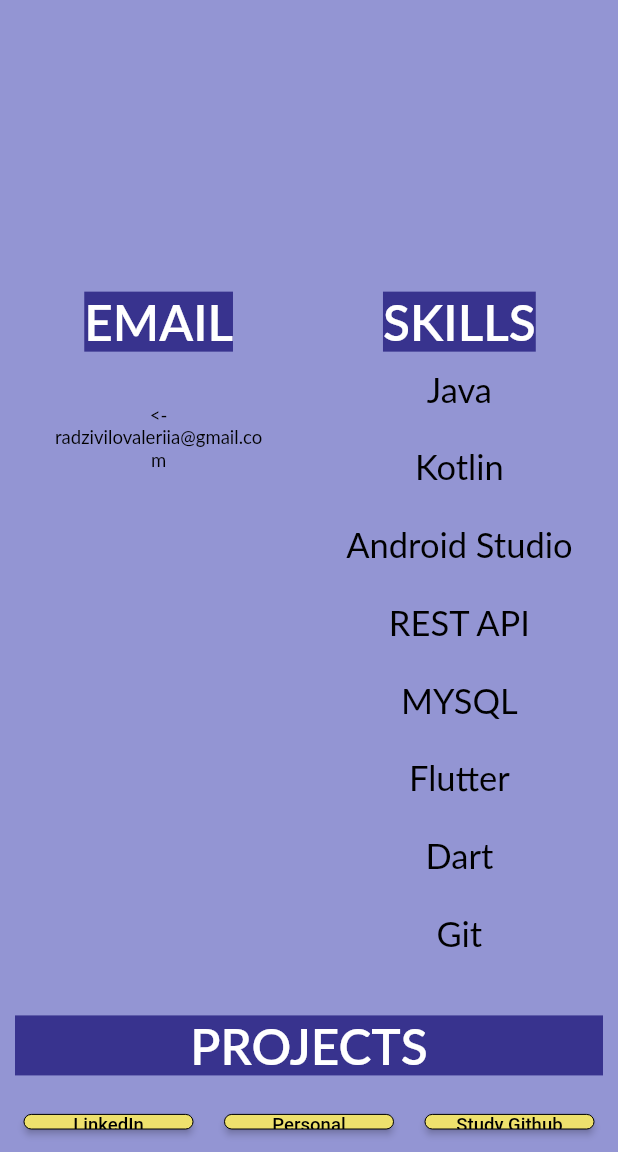
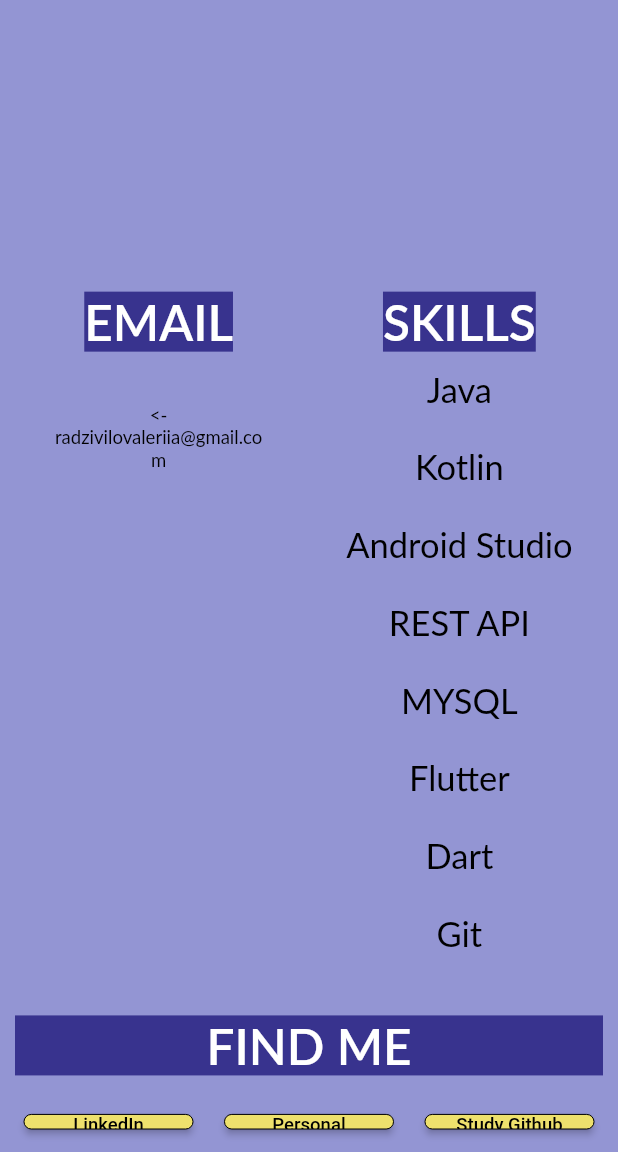
Before and after one commit to valeriiaradzivilo/myPortfolio, a Flutter app: the screen it shows after launch, scrolled down 915 dp, on a phone screen of 412 x 824 dp, the part 84-1236 px from its top. Run offline on Flutter 3.47's test engine with Material 2 defaults, Android fonts, the phone set to English and light mode, and no system bars; drawn by our look-alikes of flutter_slidable; our stand-ins replace confetti, hive, hive_flutter, sizer, slide_to_act; missing offline and left inert: mailto, universal_html; accounts and stored records are empty; Roboto replaces fonts that are missing (Lato).

Commit message:
I like it

```diff
--- a/lib/main.dart
+++ b/lib/main.dart
@@ -7,6 +7,8 @@ import 'package:portfolio/special_widgets/topic_plus_grid.dart';
 import 'package:portfolio/special_widgets/topics_text.dart';
 import 'package:sizer/sizer.dart';
 
+import 'extra_skills/abstract_factory.dart';
+import 'extra_skills/builder_design_pattern/main_builder.dart';
 import 'my_projects/api_project/views/home_page_api.dart';
 import 'my_projects/calculator.dart';
 import 'my_projects/calendar.dart';
@@ -76,17 +78,22 @@ class HomePage extends StatelessWidget {
   List linkButtonsList = [
     [
       "LinkedIn profile",
-      "https://www.linkedin.com/in/valeriia-radzivilo-0883ba248"
+      "https://www.linkedin.com/in/valeriia-radzivilo-0883ba248",
+      "link"
     ],
-    ["Personal Github", "https://github.com/valeriiaradzivilo"],
-    ["Study Github", "https://github.com/valeriia-radzivilo"],
+    ["Personal Github", "https://github.com/valeriiaradzivilo",
+      "link"],
+    ["Study Github", "https://github.com/valeriia-radzivilo",
+      "link"],
   ];
 
   List projectButtonsList = [
-    ["Calendar for online teachers",SimpleCalendar()],
-    ["REST API work", ApiWorkPage()],
-    ["Calculator", Calculator()],
-    ["To Doer", ToDoAppPage()]
+    ["Calendar for online teachers", SimpleCalendar(),"project"],
+    ["REST API work", ApiWorkPage(),"project"],
+    ["Calculator", Calculator(),"project"],
+    ["To Doer", ToDoAppPage(),"project"],
+    ["Design Pattern: Abstract Factory",AbstractFactory(),"project"],
+    ["Design Pattern: Builder",BuilderAppHomePage(),"project"]
   ];
 
   @override
@@ -132,7 +139,7 @@ class HomePage extends StatelessWidget {
                   ),
                 ),
                 SliverToBoxAdapter(
-                  child:TopicText(text: "GENERAL INFORMATION"),
+                  child: TopicText(text: "GENERAL INFORMATION"),
                 ),
                 SliverPadding(
                   padding: const EdgeInsets.all(8.0),
@@ -179,26 +186,18 @@ class HomePage extends StatelessWidget {
                     ),
                   ),
                 ),
-                TopicNGrid(text: 'Find me', gridlist: linkButtonsList,
-                columnsAmount: linkButtonsList.length,),
+                SliverToBoxAdapter(child: TopicText(text: "Find me")),
+                TopicNGrid(
+                  gridlist: linkButtonsList,
+                  columnsAmount: linkButtonsList.length,
+                ),
                 SliverToBoxAdapter(
-                  child:TopicText(text: "Projects"),
+                  child: TopicText(text: "Projects"),
                 ),
-                SliverPadding(
-                    padding: const EdgeInsets.all(8.0),
-                    sliver: SliverGrid(
-                        gridDelegate: SliverGridDelegateWithFixedCrossAxisCount(
-                          crossAxisCount: linkButtonsList.length,
-                          mainAxisSpacing: 0,
-                          crossAxisSpacing: 5,
-                          childAspectRatio: 5,
-                        ),
-                        delegate: SliverChildBuilderDelegate((context, index) {
-                          return LinkButton(
-                              text: linkButtonsList.elementAt(index)[0],
-                              urlText: linkButtonsList.elementAt(index)[1]);
-                        },
-                          childCount: linkButtonsList.length,))),
+                TopicNGrid(
+                  gridlist: projectButtonsList,
+                  columnsAmount: (projectButtonsList.length/3).toInt(),
+                ),
               ],
             ),
           ),
--- a/lib/my_projects/to_do_app/util/DialogueCheck.dart
+++ b/lib/my_projects/to_do_app/util/DialogueCheck.dart
@@ -26,9 +26,11 @@ class DialogueCheck extends StatelessWidget {
             style: TextStyle(fontWeight: FontWeight.bold,
             fontSize: 7.w),),
             Row(
+              mainAxisAlignment: MainAxisAlignment.center,
+              crossAxisAlignment: CrossAxisAlignment.center,
               children: [
                 MyButton(name: "No", onPressed: onNo),
-                SizedBox(width: 20.w,),
+                SizedBox(width: 10.w,),
                 MyButton(name: "Yes", onPressed: onYes),
               ],
             )
```
Also changed, not shown: lib/my_projects/to_do_app/main_to_do.dart (+89 -60 lines), lib/special_widgets/topic_plus_grid.dart (+11 -12 lines), pubspec.lock.
